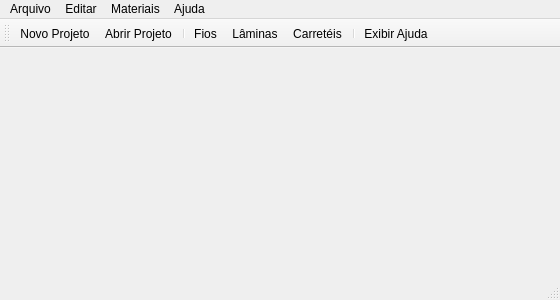
Qt form windows/mainwindow.ui (KyryIx/Helena) before a commit.
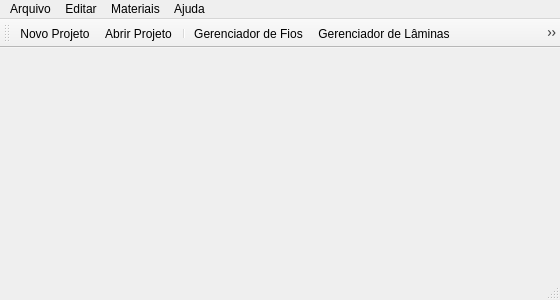
The same form after that commit. Icons and pictures are not drawn.

Commit message: Atualizacao no software, correcao da exportacao da folha de dados e insercao do termo gerenciador nos icones de materiais

```diff
--- a/windows/mainwindow.ui
+++ b/windows/mainwindow.ui
@@ -150,7 +150,7 @@
      <normaloff>:/iconWire.ico</normaloff>:/iconWire.ico</iconset>
    </property>
    <property name="text">
-    <string>Fios</string>
+    <string>Gerenciador de Fios</string>
    </property>
   </action>
   <action name="action_laminas">
@@ -159,7 +159,7 @@
      <normaloff>:/iconLamina.ico</normaloff>:/iconLamina.ico</iconset>
    </property>
    <property name="text">
-    <string>Lâminas</string>
+    <string>Gerenciador de Lâminas</string>
    </property>
   </action>
   <action name="action_bobbins">
@@ -168,7 +168,7 @@
      <normaloff>:/iconBobbin.ico</normaloff>:/iconBobbin.ico</iconset>
    </property>
    <property name="text">
-    <string>Carretéis</string>
+    <string>Gerenciador de Carretéis</string>
    </property>
   </action>
   <action name="action_showHelp">
```
The commit also changes 3 other files.
